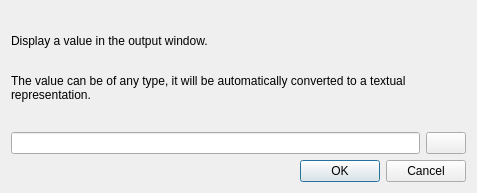
Before: the Qt Designer form src/forms/ui_alg_display.ui in TuringApp/Turing, drawn with Qt 5.
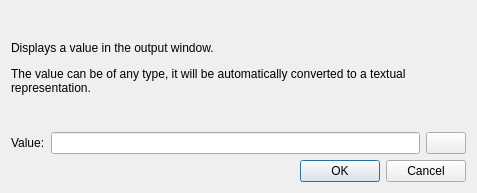
After: the same form once the commit is applied. Icons and pictures are not drawn.

Commit message: add label to display ui

What changed in the file:
```diff
--- a/src/forms/ui_alg_display.ui
+++ b/src/forms/ui_alg_display.ui
@@ -27,7 +27,7 @@
    <item>
     <widget class="QLabel" name="label">
      <property name="text">
-      <string>&lt;html&gt;&lt;head/&gt;&lt;body&gt;&lt;p&gt;Display a value in the output window. &lt;/p&gt;&lt;p&gt;&lt;br/&gt;The value can be of any type, it will be automatically converted to a textual representation.&lt;/p&gt;&lt;/body&gt;&lt;/html&gt;</string>
+      <string>&lt;html&gt;&lt;head/&gt;&lt;body&gt;&lt;p&gt;Displays a value in the output window. &lt;/p&gt;&lt;p&gt;The value can be of any type, it will be automatically converted to a textual representation.&lt;/p&gt;&lt;/body&gt;&lt;/html&gt;</string>
      </property>
      <property name="wordWrap">
       <bool>true</bool>
@@ -35,11 +35,11 @@
     </widget>
    </item>
    <item>
-    <layout class="QHBoxLayout" name="horizontalLayout">
-     <item>
+    <layout class="QGridLayout" name="gridLayout">
+     <item row="0" column="1">
       <widget class="QLineEdit" name="lineEdit"/>
      </item>
-     <item>
+     <item row="0" column="2">
       <widget class="QPushButton" name="btnCode">
        <property name="text">
         <string/>
@@ -50,6 +50,13 @@
        </property>
       </widget>
      </item>
+     <item row="0" column="0">
+      <widget class="QLabel" name="label_2">
+       <property name="text">
+        <string>Value:</string>
+       </property>
+      </widget>
+     </item>
     </layout>
    </item>
    <item>
```
The commit also changes 1 other file.
